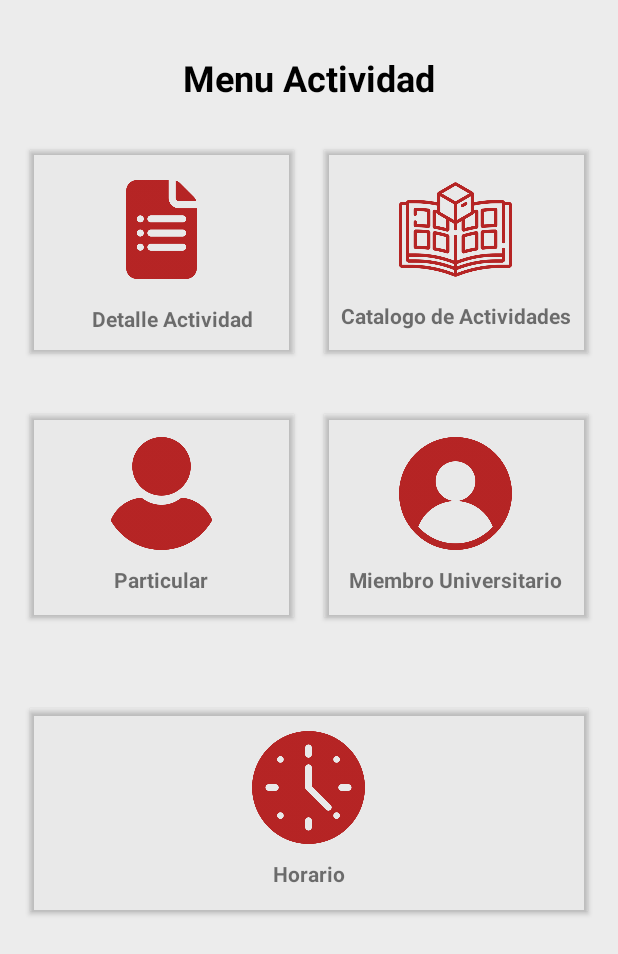
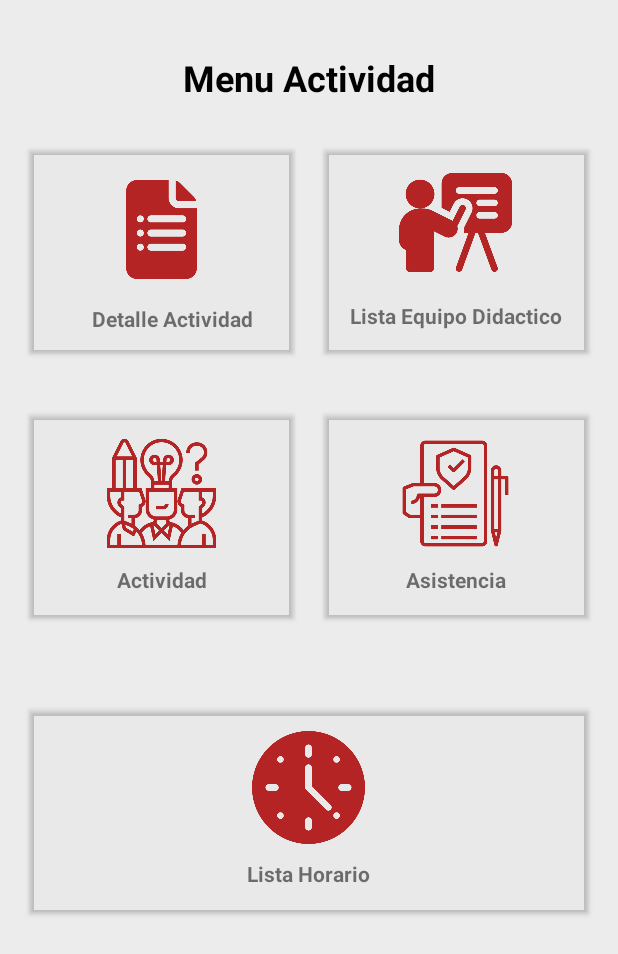
Before and after one commit to LuisMolinad/App_proyecto-01, an Android app: the ActividadMenuActivity screen opened directly, with no data from a screen before it, on a phone screen of 412 x 824 dp. Shown: the top 954 px of the screen. Run offline under Robolectric (Android 15) with nearby library versions, the phone set to English and light mode, and no system bars.

Commit message:
Menu Actividad

```diff
--- a/app/src/main/AndroidManifest.xml
+++ b/app/src/main/AndroidManifest.xml
@@ -9,6 +9,9 @@
         android:roundIcon="@mipmap/ic_launcher_round"
         android:supportsRtl="true"
         android:theme="@style/Theme.App_proyecto01">
+        <activity
+            android:name=".MenuActividadd"
+            android:exported="false" />
         <activity
             android:name=".EliminarParticularActivity"
             android:exported="false" />
--- a/app/src/main/java/com/edu/ues/fia/eisi/app_proyecto01/ActividadMenuActivity.java
+++ b/app/src/main/java/com/edu/ues/fia/eisi/app_proyecto01/ActividadMenuActivity.java
@@ -10,15 +10,26 @@ import android.view.View;
 public class ActividadMenuActivity extends AppCompatActivity implements View.OnClickListener {
 
     /*Varibles*/
-    public CardView DetalleActividad;
+    public CardView DetalleActividad, ListaHorario, ListaEquipoDidactico, Asistencia, Actividad;
 
     @Override
     protected void onCreate(Bundle savedInstanceState) {
         super.onCreate(savedInstanceState);
         setContentView(R.layout.activity_actividad_menu);
 
+        /*Tomamos el datos*/
         DetalleActividad = (CardView) findViewById(R.id.cardDetalleActividad);
+        ListaHorario = (CardView) findViewById(R.id.cardListaHorario);
+        ListaEquipoDidactico = (CardView) findViewById(R.id.cardListaEquipoDidactico);
+        Asistencia = (CardView) findViewById(R.id.cardAsistencia);
+        Actividad = (CardView) findViewById(R.id.cardActividad);
+
+        /*Le pones el capturador de eventos*/
         DetalleActividad.setOnClickListener(this);
+        ListaHorario.setOnClickListener(this);
+        ListaEquipoDidactico.setOnClickListener(this);
+        Asistencia.setOnClickListener(this);
+        Actividad.setOnClickListener(this);
     }
 
     @Override
@@ -30,6 +41,22 @@ public class ActividadMenuActivity extends AppCompatActivity implements View.OnC
                 //   i.putExtra("Rol",rol);
                 startActivity(i);
                 break;
+            case R.id.cardListaHorario:
+                i =  new Intent(this, MenuListaHorario.class);
+                startActivity(i);
+                break;
+            case R.id.cardListaEquipoDidactico:
+                i = new Intent( this, MenuListaEquipo.class);
+                startActivity(i);
+                break;
+            case R.id.cardAsistencia:
+                i = new Intent(this, MenuAsistencia.class);
+                startActivity(i);
+                break;
+            case R.id.cardActividad:
+                i = new Intent(this, MenuActividadd.class);
+                startActivity(i);
+                break;
         }
     }
 
--- a/app/src/main/res/layout/activity_actividad_menu.xml
+++ b/app/src/main/res/layout/activity_actividad_menu.xml
@@ -9,7 +9,7 @@
 
     android:orientation="vertical"
     android:scrollbars=""
-    tools:context=".MainActivity">
+    tools:context=".ActividadMenuActivity">
     <androidx.constraintlayout.widget.ConstraintLayout
         android:layout_width="match_parent"
         android:layout_height="match_parent"
@@ -87,7 +87,7 @@
             </androidx.cardview.widget.CardView>
 
             <androidx.cardview.widget.CardView
-                android:id="@+id/cardCatalogoAcademico"
+                android:id="@+id/cardListaEquipoDidactico"
                 android:layout_width="0dp"
                 android:layout_height="match_parent"
                 android:layout_margin="10dp"
@@ -99,23 +99,23 @@
                     android:layout_height="match_parent">
 
                     <TextView
-                        android:id="@+id/idCatalogoActividad"
+                        android:id="@+id/txtEquipoDidactico"
                         android:layout_width="wrap_content"
                         android:layout_height="wrap_content"
-                        android:layout_below="@id/CatalogoActividad"
+                        android:layout_below="@id/imgEquipoDidactico"
                         android:layout_centerHorizontal="true"
                         android:layout_marginTop="10dp"
-                        android:text="@string/TextCatalogoActividad"
+                        android:text="@string/TextListaEquipoDidactico"
                         android:textStyle="bold" />
 
                     <ImageView
-                        android:id="@+id/CatalogoActividad"
+                        android:id="@+id/imgEquipoDidactico"
                         android:layout_width="75dp"
                         android:layout_height="75dp"
                         android:layout_centerHorizontal="true"
                         android:layout_marginTop="15dp"
-                        android:contentDescription="@string/TextCatalogoActividad"
-                        android:src="@drawable/iconcatalogos" />
+                        android:contentDescription="@string/TextListaEquipoDidactico"
+                        android:src="@drawable/equipo_didactico" />
                 </RelativeLayout>
             </androidx.cardview.widget.CardView>
 
@@ -135,7 +135,7 @@
             tools:ignore="MissingConstraints">
 
             <androidx.cardview.widget.CardView
-                android:id="@+id/cardParticular"
+                android:id="@+id/cardActividad"
                 android:layout_width="0dp"
                 android:layout_height="match_parent"
                 android:layout_margin="10dp"
@@ -147,28 +147,28 @@
                     android:layout_height="match_parent">
 
                     <TextView
-                        android:id="@+id/idParticular"
+                        android:id="@+id/txtActividad"
                         android:layout_width="wrap_content"
                         android:layout_height="wrap_content"
-                        android:layout_below="@id/Particular"
+                        android:layout_below="@id/imgActividad"
                         android:layout_centerHorizontal="true"
                         android:layout_marginTop="10dp"
-                        android:text="@string/TextParticular"
+                        android:text="@string/txtActividad"
                         android:textStyle="bold" />
 
                     <ImageView
-                        android:id="@+id/Particular"
+                        android:id="@+id/imgActividad"
                         android:layout_width="75dp"
                         android:layout_height="75dp"
                         android:layout_centerHorizontal="true"
                         android:layout_marginTop="15dp"
-                        android:contentDescription="@string/TextParticular"
-                        android:src="@drawable/iconparticular" />
+                        android:contentDescription="@string/txtActividad"
+                        android:src="@drawable/actividad" />
                 </RelativeLayout>
             </androidx.cardview.widget.CardView>
 
             <androidx.cardview.widget.CardView
-                android:id="@+id/cardMiembroUniversitario"
+                android:id="@+id/cardAsistencia"
                 android:layout_width="0dp"
                 android:layout_height="match_parent"
                 android:layout_margin="10dp"
@@ -180,23 +180,23 @@
                     android:layout_height="match_parent">
 
                     <TextView
-                        android:id="@+id/idMiembroUniversitario"
+                        android:id="@+id/txtAsistencia"
                         android:layout_width="wrap_content"
                         android:layout_height="wrap_content"
-                        android:layout_below="@id/miembroUniversitario"
+                        android:layout_below="@id/imgAsistencia"
                         android:layout_centerHorizontal="true"
                         android:layout_marginTop="10dp"
-                        android:text="@string/TextMiembroUniversitario"
+                        android:text="@string/txtAsistencia"
                         android:textStyle="bold" />
 
                     <ImageView
-                        android:id="@+id/miembroUniversitario"
+                        android:id="@+id/imgAsistencia"
                         android:layout_width="75dp"
                         android:layout_height="75dp"
                         android:layout_centerHorizontal="true"
                         android:layout_marginTop="15dp"
-                        android:contentDescription="@string/TextMiembroUniversitario"
-                        android:src="@drawable/iconmiembrouniversitario" />
+                        android:contentDescription="@string/txtAsistencia"
+                        android:src="@drawable/asistencia" />
                 </RelativeLayout>
             </androidx.cardview.widget.CardView>
 
@@ -216,7 +216,7 @@
             tools:ignore="MissingConstraints">
 
             <androidx.cardview.widget.CardView
-                android:id="@+id/cardHorario"
+                android:id="@+id/cardListaHorario"
                 android:layout_width="216dp"
                 android:layout_height="match_parent"
                 android:layout_margin="10dp"
@@ -234,7 +234,7 @@
                         android:layout_below="@id/Horario"
                         android:layout_centerHorizontal="true"
                         android:layout_marginTop="10dp"
-                        android:text="@string/TextHorario"
+                        android:text="@string/TextListaHorario"
                         android:textStyle="bold" />
 
                     <ImageView
--- a/app/src/main/res/values/strings.xml
+++ b/app/src/main/res/values/strings.xml
@@ -39,5 +39,9 @@
 
     <!-- TODO: Menu Actividad -->
     <string name="TextDetalleActividad">Detalle Actividad</string>
+    <string name="TextListaHorario">Lista Horario</string>
+    <string name="TextListaEquipoDidactico">Lista Equipo Didactico</string>
+    <string name="txtActividad">Actividad</string>
+    <string name="txtAsistencia">Asistencia</string>
 
 </resources>
```
Also changed, not shown: app/src/main/java/com/edu/ues/fia/eisi/app_proyecto01/MenuActividadd.java (added, +14 -0 lines), app/src/main/res/layout/activity_main.xml (+6 -6 lines), app/src/main/res/layout/activity_menu_actividadd.xml (added, +16 -0 lines), app/src/main/res/drawable/actividad.png (added), app/src/main/res/drawable/asistencia.png (added), app/src/main/res/drawable/equipo_didactico.png (added).
